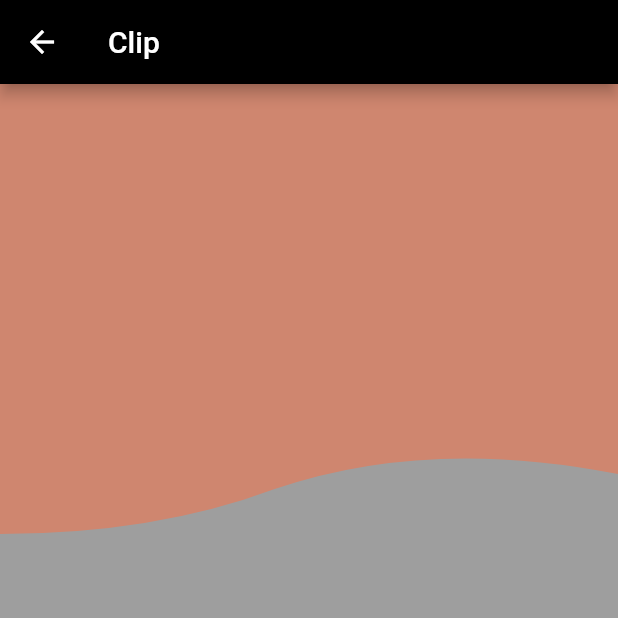
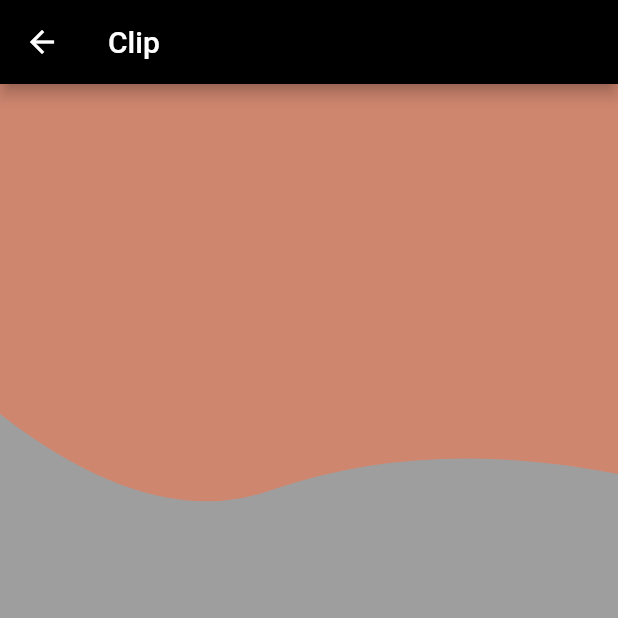
Before and after one commit to jobic10/flutter_again, a Flutter app: the MyClip screen opened directly, on a phone screen of 412 x 824 dp, the top half of it. Run offline on Flutter 3.47's test engine with Material 2 defaults, Android fonts, the phone set to English and light mode, and no system bars; our stand-ins replace clay_containers, flutter_screenutil, sleek_circular_slider.

Commit message:
Mmore tweak

```diff
--- a/lib/day4/clip.dart
+++ b/lib/day4/clip.dart
@@ -33,7 +33,7 @@ class WaveClipper extends CustomClipper<Path> {
   Path getClip(Size size) {
     // size = Size(size.width - 100, size.height - 100);
     var path = Path();
-    path.lineTo(0, size.height);
+    path.lineTo(0, size.height - 80);
     var firstControlPoint = Offset(size.width / 4, size.height);
     var firstEndPoint = Offset(size.width / 2.25, size.height - 30);
     path.quadraticBezierTo(firstControlPoint.dx, firstControlPoint.dy,
```
